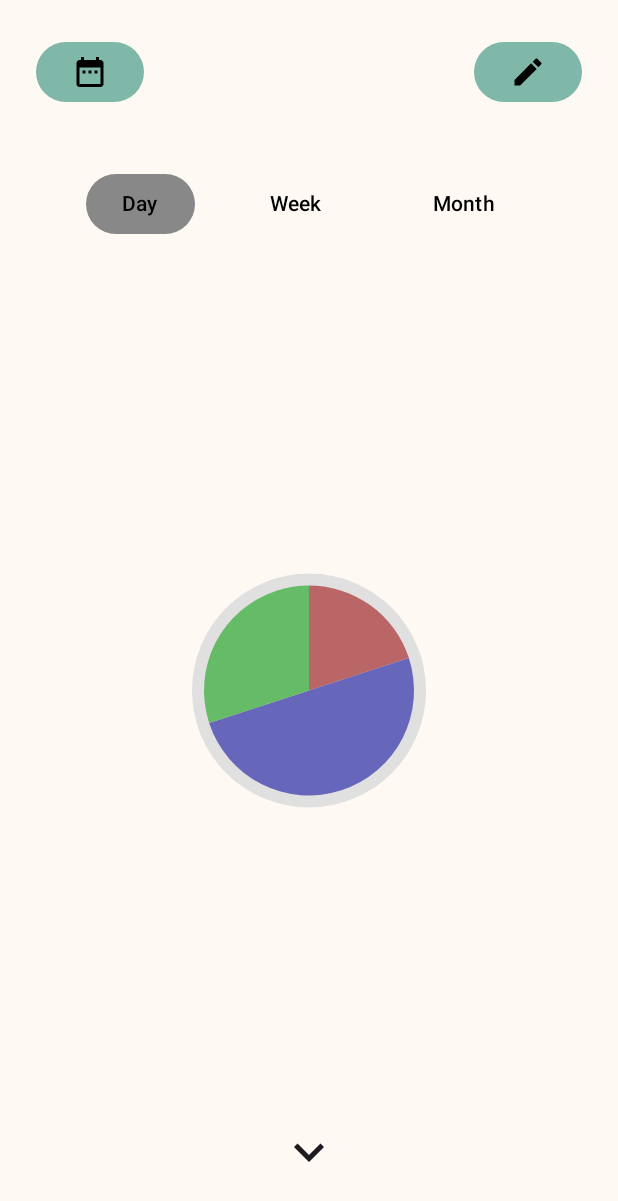
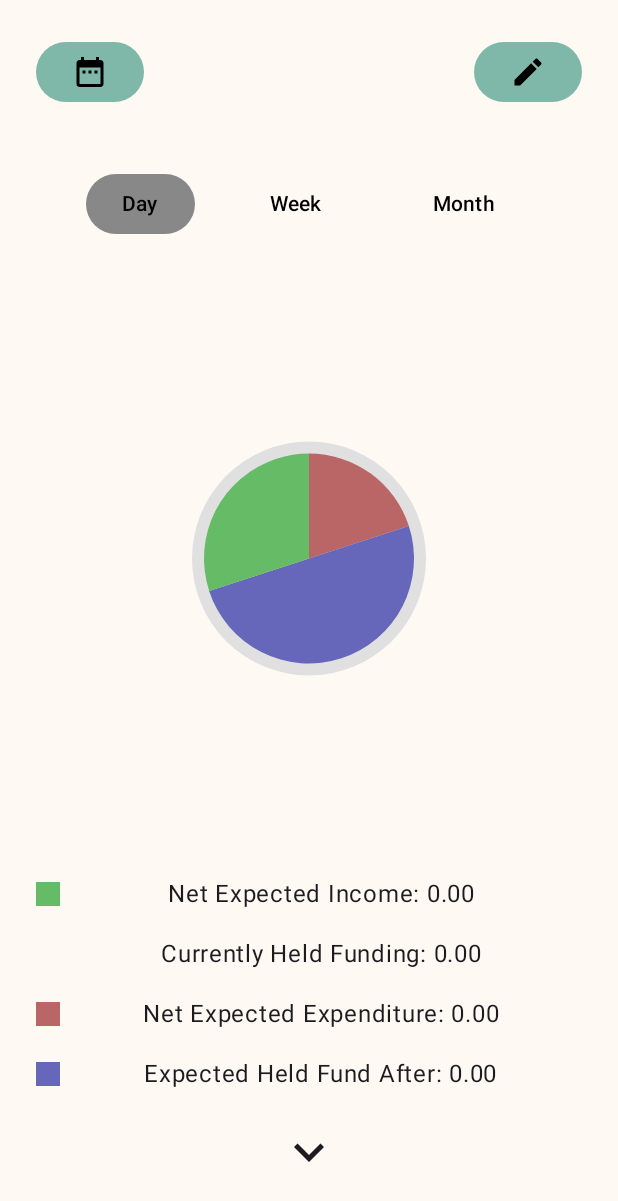
Before and after one commit to JixiuChang/My_Application, an Android app built with Jetpack Compose: the screen it shows after launch (MainActivity), on a phone screen of 412 x 824 dp. Shown: the top 1201 px of the screen. Run offline under Robolectric (Android 15) with nearby library versions, the phone set to English and light mode, and no system bars; our stand-ins replace Room's generated code.

Commit message:
Update 9. Database still very kinky. Data binding works correctly Need debugging in database

```diff
--- a/androidApp/src/main/java/com/example/myapplication/android/FinanceDao.kt
+++ b/androidApp/src/main/java/com/example/myapplication/android/FinanceDao.kt
@@ -3,22 +3,29 @@ package com.example.myapplication.android
 
 import androidx.room.Dao
 import androidx.room.Insert
+import androidx.room.OnConflictStrategy
 import androidx.room.Query
 import java.time.LocalDate
 
 
 @Dao
 interface FinanceDao {
+    @Query("SELECT EXISTS(SELECT 1 FROM finance WHERE date = :date)")
+    suspend fun exists(date: LocalDate): Boolean
+
+    // Method to insert a new finance entry
+    @Insert(onConflict = OnConflictStrategy.REPLACE)
+    suspend fun insert(finance: Finance)
+
     @Query("SELECT * FROM finance")
     fun getAll(): List<Finance>
 
     @Insert
     fun insertAll(vararg finances: Finance)
 
-    @Query("UPDATE finance SET expectedIncome = :income, expectedExpenditure = :expenditure, customNotes = :notes WHERE date = :date")
-    fun updateDayDetails(date: LocalDate, income: Double, expenditure: Double, notes: String)
+    @Query("UPDATE finance SET expectedIncome = :income, heldFund = 0.0, expectedExpenditure = :expenditure, customNotes = :notes WHERE date = :date")
+    fun updateDayDetails(date: LocalDate, income: Double, expenditure: Double, notes: String): Int
 
     @Query("SELECT * FROM finance WHERE date BETWEEN :startDate AND :endDate")
     fun getFinanceDataBetweenDates(startDate: LocalDate, endDate: LocalDate): List<Finance>
-
 }
--- a/androidApp/src/main/java/com/example/myapplication/android/MainActivity.kt
+++ b/androidApp/src/main/java/com/example/myapplication/android/MainActivity.kt
@@ -6,6 +6,7 @@ import androidx.activity.ComponentActivity
 import androidx.activity.compose.setContent
 import androidx.activity.viewModels
 import androidx.compose.foundation.Canvas
+import androidx.compose.foundation.background
 import androidx.compose.foundation.layout.*
 import androidx.compose.foundation.lazy.grid.GridCells
 import androidx.compose.foundation.lazy.grid.LazyVerticalGrid
@@ -33,6 +34,10 @@ import java.time.format.DateTimeFormatter
 import java.time.format.TextStyle
 import java.util.Locale
 import androidx.room.*
+import kotlinx.coroutines.CoroutineScope
+import kotlinx.coroutines.Dispatchers
+import kotlinx.coroutines.launch
+import kotlinx.coroutines.withContext
 
 data class ProgressBarSection(
     val value: Float,
@@ -62,6 +67,7 @@ class LocalDateConverter {
 data class Finance(
     @PrimaryKey val date: LocalDate,
     var expectedIncome: Double,
+    var heldFund: Double,
     var expectedExpenditure: Double,
     var customNotes: String
 ) {
@@ -127,6 +133,14 @@ fun IndexView(viewModel: MainViewModel) {
 @Composable
 fun MainView(onCalendarClick: () -> Unit, onMasterManagerClick: () -> Unit, onPreviewClick: () -> Unit, viewModel: MainViewModel) {
     val selectedTimePeriod = viewModel.selectedTimePeriod.collectAsState()
+
+    val financialData by viewModel.financialData.collectAsState()
+
+    val netExpectedIncome = financialData.sumOf { it.expectedIncome }
+    val currentlyHeldFunding = financialData.firstOrNull()?.heldFund ?: 0.0 // Placeholder, adjust as per actual implementation
+    val netExpectedExpenditure = financialData.sumOf { it.expectedExpenditure }
+    val expectedHeldFundAfter = netExpectedIncome - netExpectedExpenditure + currentlyHeldFunding
+
 
     Surface(
         modifier = Modifier.fillMaxSize(),
@@ -224,6 +238,17 @@ fun MainView(onCalendarClick: () -> Unit, onMasterManagerClick: () -> Unit, onPr
                     )
                 )
             }
+            Column(
+                modifier = Modifier
+                    .fillMaxWidth()
+                    .padding(8.dp)
+            ) {
+                // Display lines underneath the Pie Chart
+                DisplayLine(label = "Net Expected Income", value = netExpectedIncome, color = Color(0xFF66BB66))
+                DisplayLine(label = "Currently Held Funding", value = currentlyHeldFunding, color = Color.Transparent) // No square as per your request
+                DisplayLine(label = "Net Expected Expenditure", value = netExpectedExpenditure, color = Color(0xFFBB6666))
+                DisplayLine(label = "Expected Held Fund After", value = expectedHeldFundAfter, color = Color(0xFF6666BB))
+            }
             IconButton(
                 onClick = { onPreviewClick() },
                 modifier = Modifier
@@ -235,6 +260,28 @@ fun MainView(onCalendarClick: () -> Unit, onMasterManagerClick: () -> Unit, onPr
                     contentDescription = "Go to Preview",
                     modifier = Modifier.size(60.dp)
                 )
+            }
+        }
+    }
+}
+
+
+@Composable
+fun DisplayLine(label: String, value: Double, color: Color) {
+    Row(verticalAlignment = Alignment.CenterVertically) {
+        Box(modifier = Modifier.size(16.dp).background(color).then(Modifier.padding(end = 8.dp)), contentAlignment = Alignment.Center) {
+            // Conditionally display colored square, except when color is Transparent
+            if (color != Color.Transparent) Spacer(Modifier.size(16.dp))
+        }
+        Column(
+            modifier = Modifier
+                .fillMaxWidth()
+                .padding(8.dp)
+        ) {
+            Row(
+                modifier = Modifier.align(Alignment.CenterHorizontally)
+            ) {
+                Text(text = "$label: ${String.format("%.2f", value)}")
             }
         }
     }
@@ -468,7 +515,12 @@ fun CalendarDaysGrid(
                         .padding(4.dp)
                         .aspectRatio(1f),
                     colors = ButtonDefaults.buttonColors(
-                        containerColor = if (selectedDate == day) Color.Gray else backgroundColor
+                        containerColor = when {
+                            selectedDate == day -> Color.Gray
+                            viewModel.hasNetDeficit(day) -> Color(0xFFBB6666) // Net deficit
+                            viewModel.hasNetSurplus(day) -> Color(0xFF66BB66) // Net surplus
+                            else -> backgroundColor
+                        }
                     ),
                     contentPadding = PaddingValues(1.dp),
                     shape = roundedCornerShape // apply rounded corner shape
@@ -491,6 +543,8 @@ fun CalendarDaysGrid(
 
 @Composable
 fun MasterManagerView(onClickBack: () -> Unit, viewModel: MainViewModel) {
+    //Debug
+
     // If you're using State in ViewModel
     val selectedDate = viewModel.selectedDateState
     val expectedIncome = remember { mutableStateOf("") }
@@ -565,7 +619,12 @@ fun MasterManagerView(onClickBack: () -> Unit, viewModel: MainViewModel) {
                         val expenditure = expectedExpenditure.value.toDoubleOrNull() ?: 0.0
                         val notes = customNotes.value
 
+                        // Log the selectedDate value
+                        Log.d("Debug", "Selected date for update: $selectedDate")
+
                         viewModel.updateFinance(selectedDate, income, expenditure, notes)
+                        val knownDate = LocalDate.of(2023, 4, 21) // Adjust this to a date you know exists in your database
+                        viewModel.updateFinance(knownDate, 60.0, 30.0, " ")
                         onClickBack()
                     },
                         modifier = Modifier.fillMaxWidth(fraction = 1f).padding(40.dp)
--- a/androidApp/src/main/java/com/example/myapplication/android/MainViewModel.kt
+++ b/androidApp/src/main/java/com/example/myapplication/android/MainViewModel.kt
@@ -9,14 +9,17 @@ import androidx.lifecycle.LiveData
 import androidx.lifecycle.MutableLiveData
 import androidx.lifecycle.ViewModel
 import androidx.lifecycle.viewModelScope
+import kotlinx.coroutines.Dispatchers
 import kotlinx.coroutines.flow.MutableStateFlow
 import kotlinx.coroutines.flow.StateFlow
 import kotlinx.coroutines.flow.asStateFlow
 import kotlinx.coroutines.launch
+import kotlinx.coroutines.withContext
 import java.time.LocalDate
 
 //View Model
 class MainViewModel(private val financeDao: FinanceDao) : ViewModel() {
+
     // Use LiveData to expose selectedDate if observing in activities/fragments
     private val _selectedDate = MutableLiveData(LocalDate.now())
     val selectedDate: LiveData<LocalDate> = _selectedDate
@@ -48,13 +51,38 @@ class MainViewModel(private val financeDao: FinanceDao) : ViewModel() {
         selectedDateState = newDate
     }
 
+    fun ensureDataForDate(date: LocalDate) = viewModelScope.launch {
+        val exists = financeDao.exists(date) // Assume exists is a method that checks if the date exists
+        if (!exists) {
+            populateDatesStartingFrom(date)
+        }
+    }
+
+    private suspend fun populateDatesStartingFrom(date: LocalDate) {
+        for (i in 0..31) { // Populate for the requested date + the next 6 days
+            val newDate = date.plusDays(i.toLong())
+            val newFinanceEntry = Finance(newDate, 0.0, 0.0, 0.0, "")
+            financeDao.insert(newFinanceEntry)
+        }
+    }
+
     // Asynchronous update function using Kotlin coroutines
     fun updateFinance(date: LocalDate, income: Double, expenditure: Double, notes: String) {
-        viewModelScope.launch {
+        viewModelScope.launch(Dispatchers.IO) {
             try {
                 Log.d("ViewModel", "Updating finance for $date")
-                financeDao.updateDayDetails(date, income, expenditure, notes)
+                val updatedRows = financeDao.updateDayDetails(date, income, expenditure, notes)
                 Log.d("ViewModel", "Finance updated successfully")
+
+                if (updatedRows > 0) {
+                    // If rows were updated, fetch and log all entries to verify.
+                    val allFinances = financeDao.getAll() // Assuming getAll returns a list of all Finance entries
+                    allFinances.forEach { finance ->
+                        Log.d("DatabaseContent", finance.toString())
+                    }
+                } else {
+                    Log.d("ViewModel", "No rows were updated, check your query or the state of the database.")
+                }
             } catch (e: Exception) {
                 Log.e("ViewModel", "Exception in ViewModel", e)
             }
@@ -66,15 +94,29 @@ class MainViewModel(private val financeDao: FinanceDao) : ViewModel() {
     }
 
     private fun fetchDataBasedOnTimePeriod(timePeriod: TimePeriod) {
-        viewModelScope.launch {
+        viewModelScope.launch(Dispatchers.IO) {
             val startDate = LocalDate.now()
             val endDate = when (timePeriod) {
                 TimePeriod.Day -> startDate
                 TimePeriod.Week -> startDate.plusWeeks(1)
                 TimePeriod.Month -> startDate.plusMonths(1)
             }
+            ensureDataForDate(startDate)
             val data = financeDao.getFinanceDataBetweenDates(startDate, endDate)
-            _financialData.value = data
+            withContext(Dispatchers.Main) {
+                _financialData.value = data
+            }
         }
     }
+
+    fun hasNetDeficit(date: LocalDate): Boolean {
+        val finance = financialData.value.find { it.date == date }
+        return finance?.netIncome?.let { it < 0 } ?: false
+    }
+
+    fun hasNetSurplus(date: LocalDate): Boolean {
+        val finance = financialData.value.find { it.date == date }
+        return finance?.netIncome?.let { it > 0 } ?: false
+    }
+
 }
```
Also changed, not shown: androidApp/src/main/java/com/example/myapplication/android/Database.kt (+34 -7 lines).
